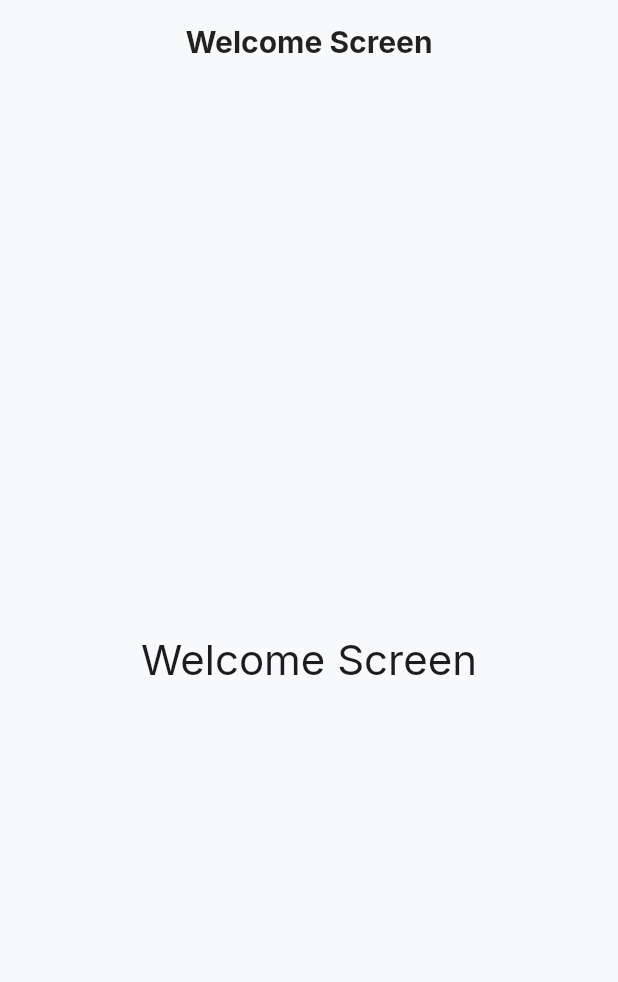
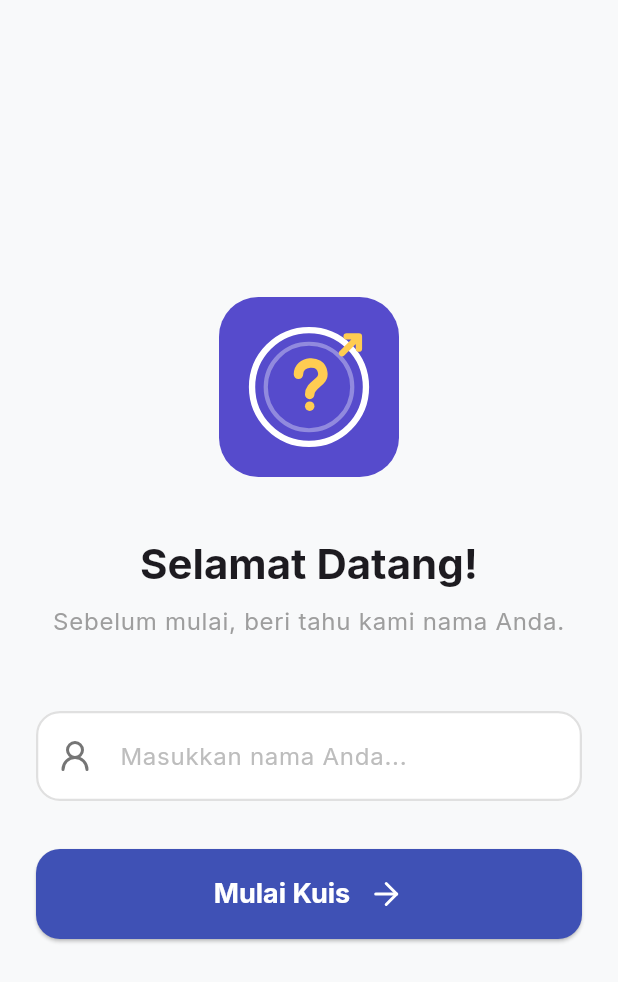
Before and after one commit to ElFahrezaSufi/tembak_tanya, a Flutter app: the screen it shows after launch, on a phone screen of 412 x 824 dp. Shown: the top 982 px of the screen. Run offline on Flutter 3.47's test engine with Material 3 defaults, Android fonts, the phone set to English and light mode, and no system bars; our stand-ins replace flutter_svg, go_router.

Commit message:
feat: implement Welcome Screen with form validation

```diff
--- a/lib/config/routes.dart
+++ b/lib/config/routes.dart
@@ -1,7 +1,7 @@
 import 'package:flutter/material.dart';
 import 'package:go_router/go_router.dart';
+import '../screens/welcome_screen.dart';
 // TODO: Nanti import screen-screen yang dibuat
-// import '../screens/welcome_screen.dart';
 // import '../screens/quiz_screen.dart';
 // import '../screens/result_screen.dart';
 
@@ -11,7 +11,7 @@ class AppRouter {
     routes: [
       GoRoute(
         path: '/',
-        builder: (context, state) => const PlaceholderScreen(title: 'Welcome Screen'), // Ganti jadi WelcomeScreen
+        builder: (context, state) => const WelcomeScreen(),
       ),
       GoRoute(
         path: '/quiz',
--- /dev/null
+++ b/lib/screens/welcome_screen.dart
@@ -0,0 +1,106 @@
+import 'package:flutter/material.dart';
+import 'package:flutter_svg/flutter_svg.dart';
+import 'package:provider/provider.dart';
+import 'package:go_router/go_router.dart';
+
+import '../providers/quiz_provider.dart';
+import '../widgets/custom_text_field.dart';
+import '../widgets/primary_button.dart';
+
+class WelcomeScreen extends StatefulWidget {
+  const WelcomeScreen({super.key});
+
+  @override
+  State<WelcomeScreen> createState() => _WelcomeScreenState();
+}
+
+class _WelcomeScreenState extends State<WelcomeScreen> {
+  final _formKey = GlobalKey<FormState>();
+  final _nameController = TextEditingController();
+
+  @override
+  void dispose() {
+    _nameController.dispose();
+    super.dispose();
+  }
+
+  void _submit() {
+    if (_formKey.currentState!.validate()) {
+      // Simpan nama ke state management (Provider)
+      context.read<QuizProvider>().setUserName(_nameController.text.trim());
+      // Navigasi ke halaman kuis
+      context.go('/quiz');
+    }
+  }
+
+  @override
+  Widget build(BuildContext context) {
+    final theme = Theme.of(context);
+
+    return Scaffold(
+      body: SafeArea(
+        child: Center(
+          child: SingleChildScrollView(
+            padding: const EdgeInsets.symmetric(horizontal: 24, vertical: 40),
+            child: Form(
+              key: _formKey,
+              child: Column(
+                mainAxisAlignment: MainAxisAlignment.center,
+                crossAxisAlignment: CrossAxisAlignment.stretch,
+                children: [
+                  // Logo Aplikasi
+                  SvgPicture.asset(
+                    'assets/images/icon_aplikasi.svg',
+                    height: 120,
+                  ),
+                  const SizedBox(height: 40),
+
+                  // Teks Sambutan
+                  Text(
+                    'Selamat Datang!',
+                    textAlign: TextAlign.center,
+                    style: theme.textTheme.headlineMedium?.copyWith(
+                      fontWeight: FontWeight.bold,
+                      fontFamily: 'Inter',
+                    ),
+                  ),
+                  const SizedBox(height: 8),
+                  Text(
+                    'Sebelum mulai, beri tahu kami nama Anda.',
+                    textAlign: TextAlign.center,
+                    style: theme.textTheme.bodyLarge?.copyWith(
+                      color: Colors.grey,
+                      fontFamily: 'Inter',
+                    ),
+                  ),
+                  const SizedBox(height: 48),
+
+                  // Input Nama (Reusable Widget)
+                  CustomTextField(
+                    controller: _nameController,
+                    hintText: 'Masukkan nama Anda...',
+                    iconPath: 'assets/icons/user-round.svg',
+                    validator: (value) {
+                      if (value == null || value.trim().isEmpty) {
+                        return 'Nama tidak boleh kosong!';
+                      }
+                      return null;
+                    },
+                  ),
+                  const SizedBox(height: 32),
+
+                  // Tombol Mulai (Reusable Widget)
+                  PrimaryButton(
+                    text: 'Mulai Kuis',
+                    iconPath: 'assets/icons/arrow-right.svg',
+                    onPressed: _submit,
+                  ),
+                ],
+              ),
+            ),
+          ),
+        ),
+      ),
+    );
+  }
+}
```
